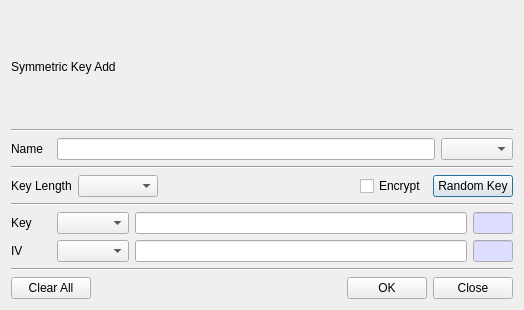
Old version of the form BerEditor/key_add_dlg.ui in the repository jykim74/BerEditor.
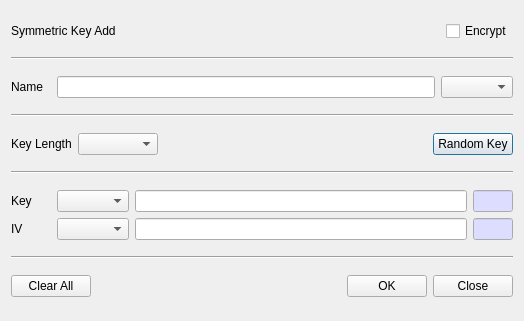
New version of the form.

Patch:
```diff
--- a/BerEditor/key_add_dlg.ui
+++ b/BerEditor/key_add_dlg.ui
@@ -7,7 +7,7 @@
     <x>0</x>
     <y>0</y>
     <width>524</width>
-    <height>310</height>
+    <height>321</height>
    </rect>
   </property>
   <property name="windowTitle">
@@ -15,11 +15,38 @@
   </property>
   <layout class="QVBoxLayout" name="verticalLayout">
    <item>
-    <widget class="QLabel" name="mTitleLabel">
-     <property name="text">
-      <string>Symmetric Key Add</string>
+    <layout class="QGridLayout" name="gridLayout_5">
+     <property name="topMargin">
+      <number>0</number>
      </property>
-    </widget>
+     <item row="0" column="2">
+      <widget class="QCheckBox" name="mEncCheck">
+       <property name="text">
+        <string>Encrypt</string>
+       </property>
+      </widget>
+     </item>
+     <item row="0" column="0">
+      <widget class="QLabel" name="mTitleLabel">
+       <property name="text">
+        <string>Symmetric Key Add</string>
+       </property>
+      </widget>
+     </item>
+     <item row="0" column="1">
+      <spacer name="horizontalSpacer_3">
+       <property name="orientation">
+        <enum>Qt::Horizontal</enum>
+       </property>
+       <property name="sizeHint" stdset="0">
+        <size>
+         <width>40</width>
+         <height>20</height>
+        </size>
+       </property>
+      </spacer>
+     </item>
+    </layout>
    </item>
    <item>
     <widget class="Line" name="line_2">
@@ -107,13 +134,6 @@
        </property>
       </widget>
      </item>
-     <item row="0" column="3">
-      <widget class="QCheckBox" name="mEncCheck">
-       <property name="text">
-        <string>Encrypt</string>
-       </property>
-      </widget>
-     </item>
     </layout>
    </item>
    <item>
```
Left out of the diff: 1 changed line with no effect on the pictures.
